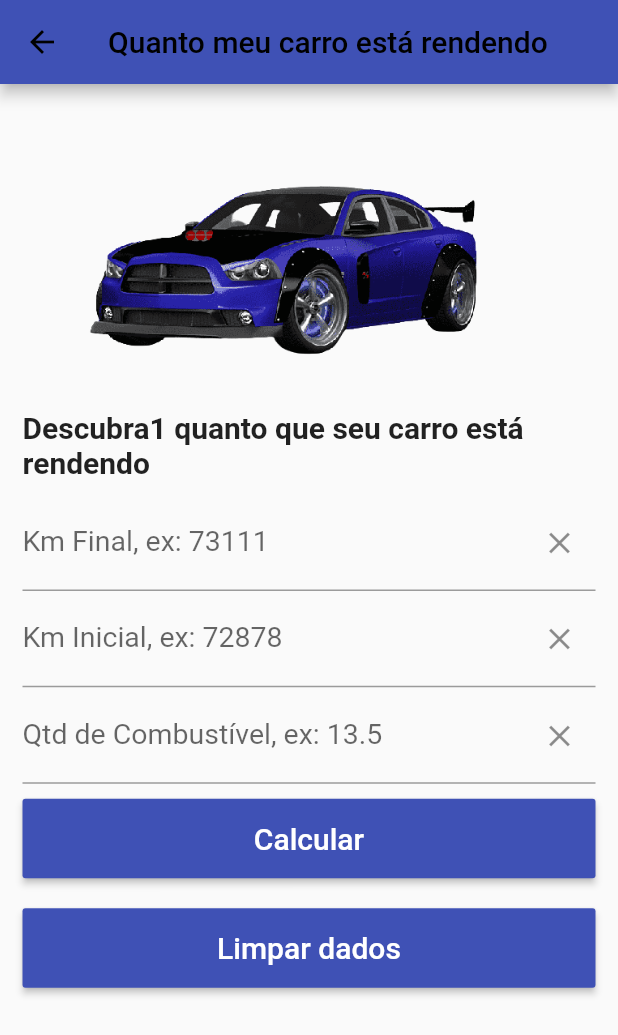
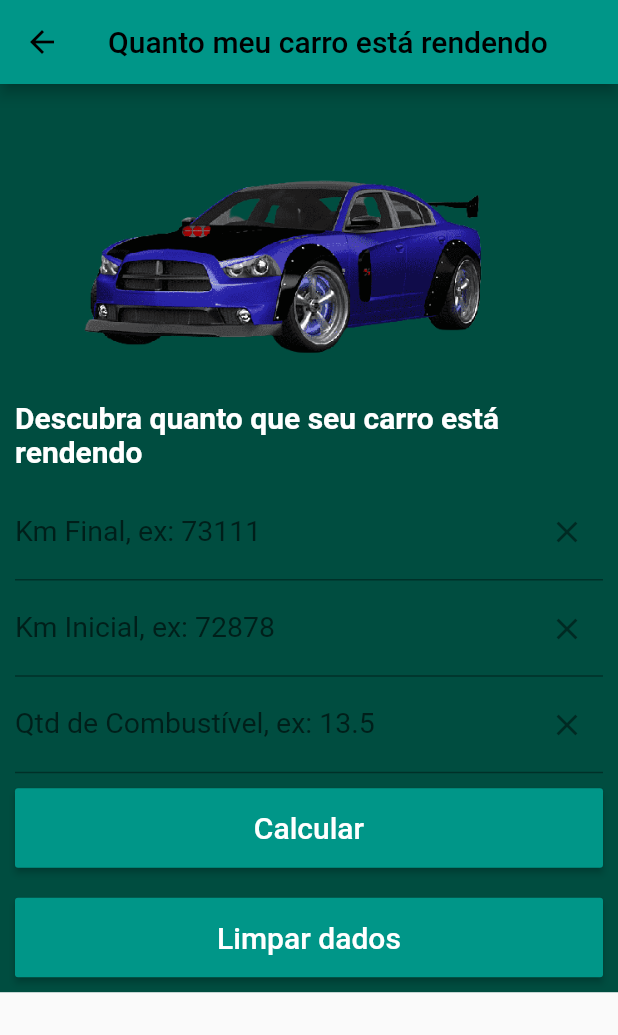
Before and after one commit to HenriqueRib/Quanto_Rende, a Flutter app: the screen it shows after launch, after a tap on "Entrar", after a tap on "Apenas Calcular!", on a phone screen of 412 x 824 dp. Shown: the top 1035 px of the screen. Run offline on Flutter 3.47's test engine with Material 2 defaults, Android fonts, the phone set to English and light mode, and no system bars; our stand-ins replace dio, flutter_screenutil.

Commit message:
Ajustes layout

```diff
--- a/lib/aplicacao.dart
+++ b/lib/aplicacao.dart
@@ -1,3 +1,4 @@
+// ignore_for_file: deprecated_member_use
 import 'package:flutter/material.dart';
 import 'package:quanto_rendes/TelaResposta.dart';
 
@@ -13,8 +14,7 @@ class _HomeState extends State<Home> {
   final TextEditingController _controllerkmInicial = TextEditingController();
   final TextEditingController _controllerQtdCombustivel =
       TextEditingController();
-  String _textoResultado = "Descubra1 quanto que seu carro está rendendo";
-  var _controller = TextEditingController();
+  String _textoResultado = "Descubra quanto que seu carro está rendendo";
 
   _calcularkm() {
     int kmfinal = int.parse(_controllerkmFinal.text);
@@ -47,16 +47,17 @@ class _HomeState extends State<Home> {
     return Scaffold(
       appBar: AppBar(
         title: const Text('Quanto meu carro está rendendo'),
-          backgroundColor: Colors.indigo,
+        backgroundColor: Colors.teal,
       ),
-        body: Container(
-          child: SingleChildScrollView(
-            padding: const EdgeInsets.all(15),
+      body: SingleChildScrollView(
+        child: Container(
+          color: Colors.teal[900],
+          padding: const EdgeInsets.all(10),
           child: Column(
             crossAxisAlignment: CrossAxisAlignment.stretch,
             children: <Widget>[
               Padding(
-                  padding: const EdgeInsets.only(bottom: 12),
+                padding: const EdgeInsets.only(bottom: 05),
                 child: Image.asset("images/carro-azul.png"),
               ),
               Padding(
@@ -64,7 +65,9 @@ class _HomeState extends State<Home> {
                 child: Text(
                   _textoResultado,
                   style: const TextStyle(
-                        fontSize: 20, fontWeight: FontWeight.bold),
+                      color: Colors.white,
+                      fontSize: 20,
+                      fontWeight: FontWeight.bold),
                 ),
               ),
               TextField(
@@ -76,7 +79,7 @@ class _HomeState extends State<Home> {
                     icon: const Icon(Icons.clear),
                   ),
                 ),
-                  style: const TextStyle(fontSize: 19),
+                style: const TextStyle(color: Colors.white, fontSize: 19),
                 controller: _controllerkmFinal,
               ),
               TextField(
@@ -88,7 +91,7 @@ class _HomeState extends State<Home> {
                     icon: const Icon(Icons.clear),
                   ),
                 ),
-                  style: const TextStyle(fontSize: 19),
+                style: const TextStyle(color: Colors.white, fontSize: 19),
                 controller: _controllerkmInicial,
               ),
               TextField(
@@ -100,13 +103,13 @@ class _HomeState extends State<Home> {
                     icon: const Icon(Icons.clear),
                   ),
                 ),
-                  style: const TextStyle(fontSize: 19),
+                style: const TextStyle(color: Colors.white, fontSize: 19),
                 controller: _controllerQtdCombustivel,
               ),
               Padding(
                 padding: const EdgeInsets.only(top: 10),
                 child: RaisedButton(
-                    color: Colors.indigo,
+                  color: Colors.teal,
                   textColor: Colors.white,
                   padding: const EdgeInsets.all(15),
                   child: const Text(
@@ -121,14 +124,16 @@ class _HomeState extends State<Home> {
                       MaterialPageRoute(
                         builder: (context) => TelaResposta(
                           valor: _textoResultado,
-                                  )));
+                        ),
+                      ),
+                    );
                   },
                 ),
               ),
               Padding(
                 padding: const EdgeInsets.only(top: 20),
                 child: RaisedButton(
-                    color: Colors.indigo,
+                  color: Colors.teal,
                   textColor: Colors.white,
                   padding: const EdgeInsets.all(15),
                   child: const Text(
@@ -141,6 +146,7 @@ class _HomeState extends State<Home> {
             ],
           ),
         ),
-        ));
+      ),
+    );
   }
 }
--- a/lib/home.dart
+++ b/lib/home.dart
@@ -1,4 +1,5 @@
 import 'package:flutter/material.dart';
+// ignore: unused_import
 import 'package:quanto_rendes/TelaResposta.dart';
 
 class Home extends StatefulWidget {
--- a/lib/login.dart
+++ b/lib/login.dart
@@ -1,3 +1,4 @@
+// ignore_for_file: deprecated_member_use
 import 'package:flutter/material.dart';
 import 'package:quanto_rendes/aplicacao.dart';
 import 'package:dio/dio.dart';
@@ -11,14 +12,6 @@ class Login extends StatefulWidget {
 }
 
 class _LoginState extends State<Login> {
-  static const TextStyle optionStyle = TextStyle(
-      fontSize: 30,
-      fontWeight: FontWeight.bold,
-      letterSpacing: 0,
-      wordSpacing: 0,
-      decoration: TextDecoration.none,
-      color: Colors.redAccent);
-
   final TextEditingController _controllerEmail =
       TextEditingController(text: "");
   final TextEditingController _controllerSenha =
@@ -122,7 +115,7 @@ class _LoginState extends State<Login> {
                   ),
                 ),
                 Padding(
-                  padding: const EdgeInsets.only(top: 12, bottom: 20),
+                  padding: const EdgeInsets.only(top: 05, bottom: 0),
                   child: Center(
                     child: Text(
                       _mensagemErro,
@@ -194,22 +187,27 @@ class _LoginState extends State<Login> {
                 Padding(
                   padding: const EdgeInsets.only(top: 20, bottom: 10),
                   child: RaisedButton(
-                      child: const Text(
-                        "Entrar",
-                        style: TextStyle(color: Colors.white, fontSize: 20),
-                      ),
                       color: const Color(0xff91998A),
                       padding: const EdgeInsets.fromLTRB(32, 16, 32, 16),
                       shape: RoundedRectangleBorder(
                           borderRadius: BorderRadius.circular(32)),
                       onPressed: () {
                         _validarCampos();
-                      }),
+                      },
+                      child: const Text(
+                        "Entrar",
+                        style: TextStyle(color: Colors.white, fontSize: 20),
+                      )),
+                ),
+                const Padding(
+                  padding: EdgeInsets.only(top: 15, bottom: 0),
                 ),
                 Center(
                   child: GestureDetector(
                     child: const Text("Não tem conta? cadastre-se!",
-                        style: TextStyle(color: Colors.white)),
+                        style: TextStyle(
+                          color: Colors.white,
+                        )),
                     onTap: () {
                       Navigator.push(
                           context,
@@ -218,7 +216,7 @@ class _LoginState extends State<Login> {
                     },
                   ),
                 ),
-                const Padding(padding: EdgeInsets.only(top: 20, bottom: 100)),
+                const Padding(padding: EdgeInsets.only(top: 20, bottom: 20)),
                 Center(
                   child: RaisedButton(
                       child: const Text(
--- a/lib/main.dart
+++ b/lib/main.dart
@@ -13,13 +13,20 @@ class MyHttpOverrides extends HttpOverrides {
   }
 }
 
-void main() {
+Future<void> main() async {
   // runApp(MaterialApp(debugShowCheckedModeBanner: false, home: Home()));
   // runApp(MaterialApp(debugShowCheckedModeBanner: false, home: Login()));
-  runApp(MyApp());
+  runApp(const MyApp());
 }
 
-class MyApp extends StatelessWidget {
+class MyApp extends StatefulWidget {
+  const MyApp({Key? key}) : super(key: key);
+
+  @override
+  State<MyApp> createState() => _MyAppState();
+}
+
+class _MyAppState extends State<MyApp> {
   // This widget is the root of your application.
   @override
   Widget build(BuildContext context) {
--- a/pubspec.yaml
+++ b/pubspec.yaml
@@ -35,6 +35,8 @@ dependencies:
   cupertino_icons: ^1.0.2
   dio: ^4.0.4
   flutter_screenutil: ^5.1.0
+  firebase_core: ^1.14.0
+  firebase_messaging: ^11.2.12
 
 dev_dependencies:
   flutter_test:
```
Also changed, not shown: lib/TelaResposta.dart (+8 -28 lines), lib/cadastro.dart (+20 -10 lines), lib/model/Usuario.dart (deleted, +0 -7 lines), pubspec.lock, 5 other files. Lines whose indentation alone changed are shown as unchanged.
